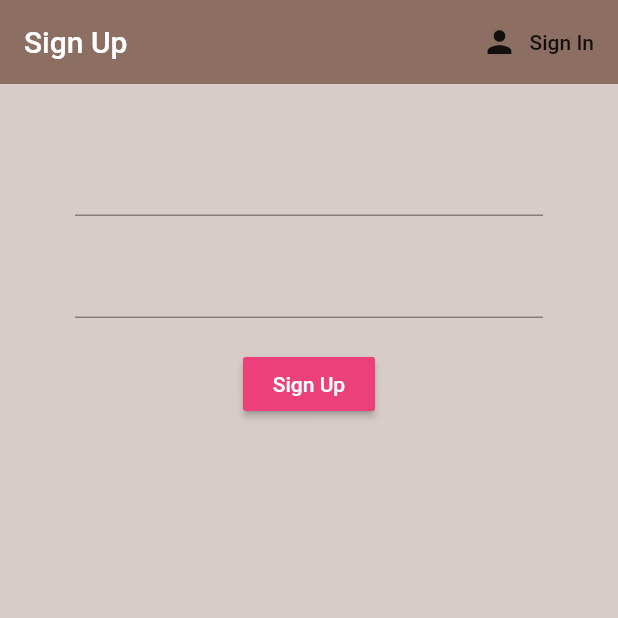
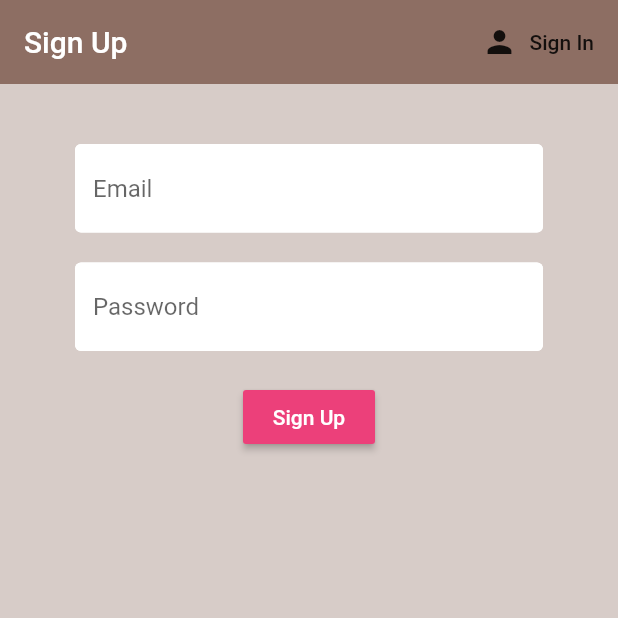
Before and after one commit to zsoltkebel/localize-me, a Flutter app: the screen it shows after launch, after a tap on "Register", on a phone screen of 412 x 824 dp, the top half of it. Run offline on Flutter 3.47's test engine with Material 2 defaults, Android fonts, the phone set to English and light mode, and no system bars; our stand-ins replace firebase_auth, firebase_core; accounts and stored records are empty; network calls fail.

Commit message:
input field decorartion added in shared constants

```diff
--- a/lib/screens/authenticate/register.dart
+++ b/lib/screens/authenticate/register.dart
@@ -1,8 +1,8 @@
 import 'package:flutter/material.dart';
 import 'package:localize_me/services/auth.dart';
+import 'package:localize_me/shared/constants.dart';
 
 class Register extends StatefulWidget {
-
   final Function toggleView;
 
   Register({this.toggleView});
@@ -12,9 +12,8 @@ class Register extends StatefulWidget {
 }
 
 class _RegisterState extends State<Register> {
-
   final AuthService _auth = AuthService();
-  final _formKey =  GlobalKey<FormState>();
+  final _formKey = GlobalKey<FormState>();
 
   // text field state
   String email = '';
@@ -45,22 +44,31 @@ class _RegisterState extends State<Register> {
           key: _formKey,
           child: Column(
             children: [
-              SizedBox(height: 20.0,),
+              SizedBox(
+                height: 20.0,
+              ),
               TextFormField(
+                decoration: textInputDecoration.copyWith(hintText: 'Email'),
                 validator: (val) => val.isEmpty ? 'Enter an email' : null,
                 onChanged: (val) {
                   setState(() => email = val);
                 },
               ),
-              SizedBox(height: 20.0,),
+              SizedBox(
+                height: 20.0,
+              ),
               TextFormField(
-                validator: (val) => val.length < 6 ? 'Enter a password 6+ long' : null,
+                decoration: textInputDecoration.copyWith(hintText: 'Password'),
+                validator: (val) =>
+                    val.length < 6 ? 'Enter a password 6+ long' : null,
                 obscureText: true,
                 onChanged: (val) {
                   setState(() => password = val);
                 },
               ),
-              SizedBox(height: 20.0,),
+              SizedBox(
+                height: 20.0,
+              ),
               RaisedButton(
                   color: Colors.pink[400],
                   child: Text(
@@ -69,14 +77,16 @@ class _RegisterState extends State<Register> {
                   ),
                   onPressed: () async {
                     if (_formKey.currentState.validate()) {
-                      dynamic result = await _auth.registerWithEmailAndPassword(email, password);
+                      dynamic result = await _auth.registerWithEmailAndPassword(
+                          email, password);
                       if (result == null) {
                         setState(() => error = 'please supply a valid email');
                       }
                     }
-                  }
+                  }),
+              SizedBox(
+                height: 12.0,
               ),
-              SizedBox(height: 12.0,),
               Text(
                 error,
                 style: TextStyle(color: Colors.red, fontSize: 14.0),
--- a/lib/screens/authenticate/sign_in.dart
+++ b/lib/screens/authenticate/sign_in.dart
@@ -1,5 +1,6 @@
 import 'package:flutter/material.dart';
 import 'package:localize_me/services/auth.dart';
+import 'package:localize_me/shared/constants.dart';
 
 class SignIn extends StatefulWidget {
   final Function toggleView;
@@ -20,11 +21,12 @@ class _SignInState extends State<SignIn> {
   @override
   Widget build(BuildContext context) {
     return Scaffold(
-      backgroundColor: Colors.brown[100],
+      backgroundColor: Colors.grey[50],
       appBar: AppBar(
-        backgroundColor: Colors.brown[400],
+        backgroundColor: Colors.grey[50],
         elevation: 0.0,
-        title: Text('Sign in'),
+        brightness: Brightness.light,
+        title: Text('Sign in', style: TextStyle(color: Colors.black87)),
         actions: [
           FlatButton.icon(
             onPressed: () {
@@ -44,6 +46,7 @@ class _SignInState extends State<SignIn> {
                 height: 20.0,
               ),
               TextFormField(
+                decoration: textInputDecoration.copyWith(hintText: 'Email'),
                 onChanged: (val) {
                   setState(() => email = val);
                 },
@@ -52,6 +55,7 @@ class _SignInState extends State<SignIn> {
                 height: 20.0,
               ),
               TextFormField(
+                decoration: textInputDecoration.copyWith(hintText: 'Password'),
                 obscureText: true,
                 onChanged: (val) {
                   setState(() => password = val);
@@ -73,6 +77,7 @@ class _SignInState extends State<SignIn> {
                   dynamic result =
                       await _auth.signInWithEmailAndPassword(email, password);
                   if (result == null) {
+                    // sign in was unsuccessful
                     //TODO do something
                   }
                 },
@@ -83,7 +88,11 @@ class _SignInState extends State<SignIn> {
                   onPrimary: Colors.white, // foreground
                 ),
                 onPressed: () async {
-                  await _auth.signInAnon();
+                  dynamic result = await _auth.signInAnon();
+                  if (result == null) {
+                    // sign in was unsuccessful
+                    //TODO display appropriate message
+                  }
                 },
                 child: Text('Anonymous Sign In'),
               ),
--- /dev/null
+++ b/lib/shared/constants.dart
@@ -0,0 +1,11 @@
+import 'package:flutter/material.dart';
+
+const textInputDecoration = InputDecoration(
+    fillColor: Colors.white,
+    filled: true,
+    enabledBorder: OutlineInputBorder(
+      borderSide: BorderSide(color: Colors.white, width: 2.0),
+    ),
+    focusedBorder: OutlineInputBorder(
+      borderSide: BorderSide(color: Colors.pink, width: 2.0),
+    ));
```
